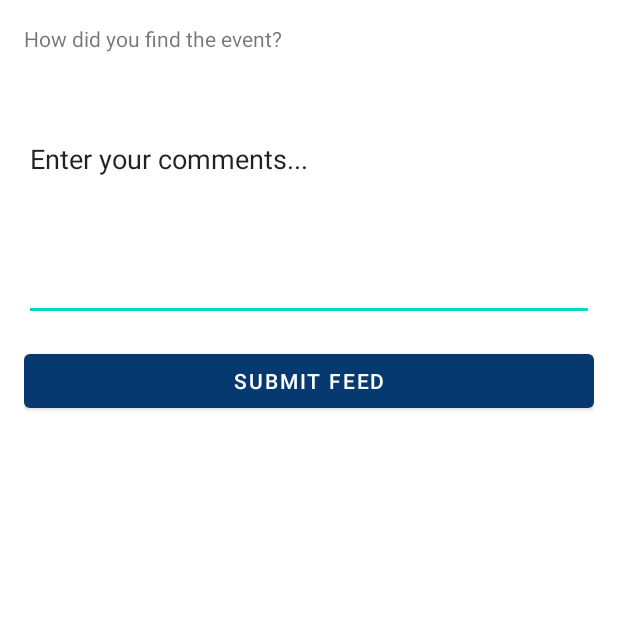
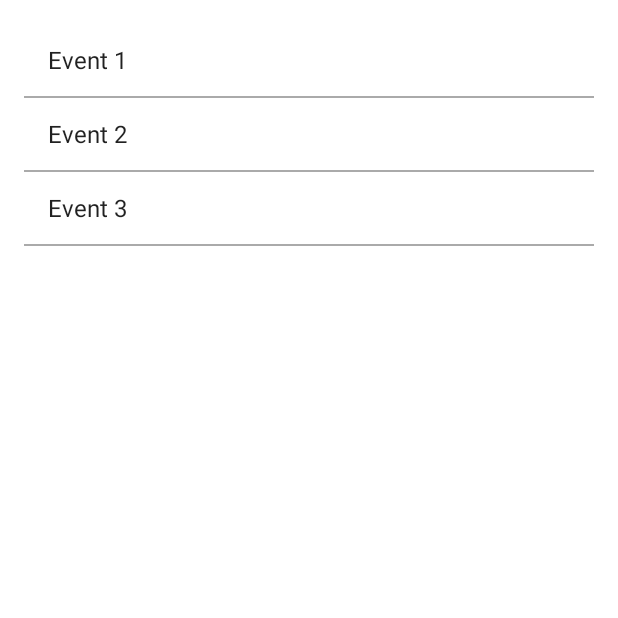
Before and after one commit to peteryan1019/B07_App, an Android app: the screen it shows after launch (StudentFeedback before the commit, EventPageActivity after it), on a phone screen of 412 x 824 dp, the top half of it. Run offline under Robolectric (Android 15) with nearby library versions, the phone set to English and light mode, and no system bars.

Commit message:
added functionality for StudentEventPage

```diff
--- a/app/src/main/java/com/uoft/b07application/ui/BenStudentPageEvents/EventPageActivity.java
+++ b/app/src/main/java/com/uoft/b07application/ui/BenStudentPageEvents/EventPageActivity.java
@@ -1,14 +1,45 @@
 package com.uoft.b07application.ui.BenStudentPageEvents;
 
+import android.content.Intent;
+import android.os.Bundle;
+import android.view.View;
+import android.widget.AdapterView;
+import android.widget.ArrayAdapter;
+import android.widget.ListView;
+
 import androidx.appcompat.app.AppCompatActivity;
-import android.os.Bundle;
+import android.content.ComponentName;
+
+import com.uoft.b07application.ui.BenStudentPageEvents.StudentFeedback;
 import com.uoft.b07application.R;
-
 public class EventPageActivity extends AppCompatActivity {
 
     @Override
     protected void onCreate(Bundle savedInstanceState) {
         super.onCreate(savedInstanceState);
         setContentView(R.layout.activity_event_page);
+
+        // temp events
+        String[] events = {"Event 1", "Event 2", "Event 3"};
+        ArrayAdapter<String> adapter = new ArrayAdapter<>(this, android.R.layout.simple_list_item_1, events);
+
+        ListView listView = findViewById(R.id.eventListView);
+        listView.setAdapter(adapter);
+
+        listView.setOnItemClickListener(new AdapterView.OnItemClickListener() {
+            @Override
+            public void onItemClick(AdapterView<?> parent, View view, int position, long id) {
+                // Launch the StudentFeedback activity
+                Intent intent = new Intent(EventPageActivity.this, StudentFeedback.class);
+                // Pass any data you want to the form activity, for example, the selected event
+                intent.putExtra("event_name", events[position]);
+
+                // Explicitly set the component to ensure it opens the correct activity
+                intent.setComponent(new ComponentName(EventPageActivity.this, StudentFeedback.class));
+
+                startActivity(intent);
+            }
+        });
+
     }
 }
--- a/app/src/main/res/layout/activity_event_page.xml
+++ b/app/src/main/res/layout/activity_event_page.xml
@@ -7,4 +7,18 @@
     android:layout_height="match_parent"
     tools:context=".ui.BenStudentPageEvents.EventPageActivity">
 
+  <RelativeLayout xmlns:android="http://schemas.android.com/apk/res/android"
+      android:layout_width="match_parent"
+      android:layout_height="match_parent">
+
+    <ListView
+        android:id="@+id/eventListView"
+        android:layout_width="match_parent"
+        android:layout_height="match_parent"
+        android:divider="@android:color/darker_gray"
+        android:dividerHeight="1dp"
+        android:padding="16dp" />
+
+  </RelativeLayout>
+
   </androidx.constraintlayout.widget.ConstraintLayout>
```
Also changed, not shown: app/src/main/AndroidManifest.xml (+17 -14 lines), app/src/main/java/com/uoft/b07application/ui/BenStudentPageEvents/StudentFeedback.java (+11 -0 lines).
